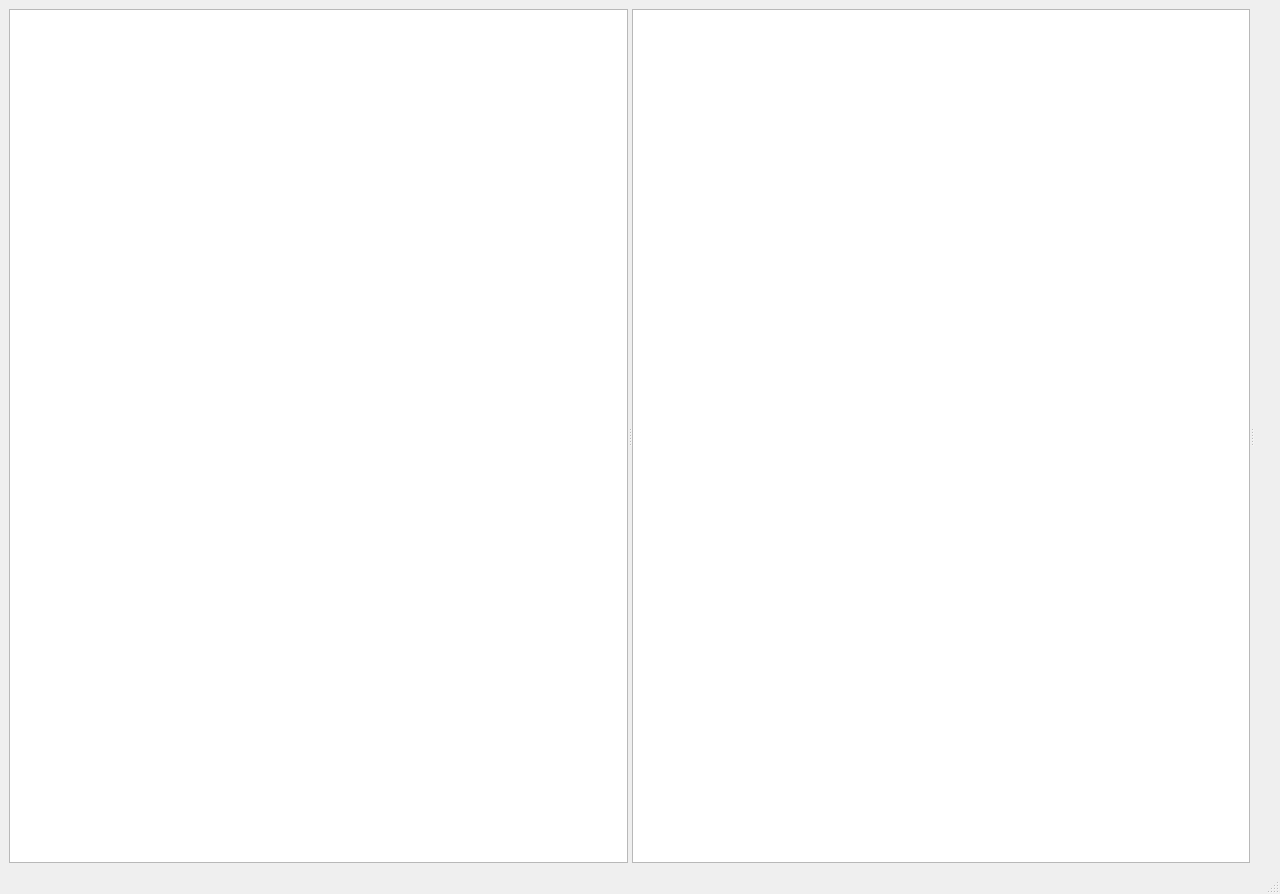
Above: cmainwindow.ui from birkeh/exportDigikam before the change. Below: the same form after it.
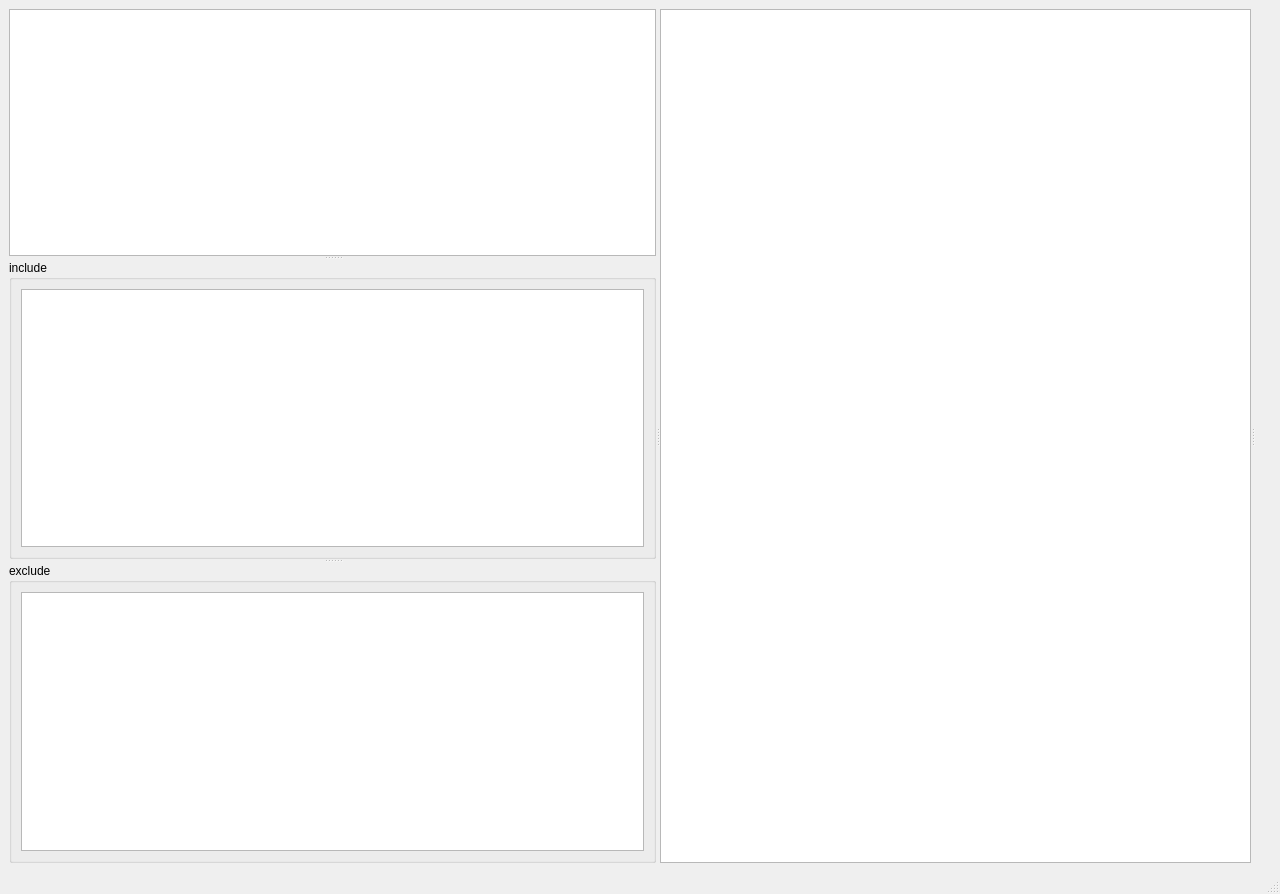
That is the form after the change.

```diff
--- a/cmainwindow.ui
+++ b/cmainwindow.ui
@@ -20,6 +20,10 @@
       <property name="orientation">
        <enum>Qt::Horizontal</enum>
       </property>
+      <widget class="QSplitter" name="m_splitter1">
+       <property name="orientation">
+        <enum>Qt::Vertical</enum>
+       </property>
       <widget class="QTreeView" name="m_folderView">
        <property name="editTriggers">
         <set>QAbstractItemView::NoEditTriggers</set>
@@ -30,6 +34,47 @@
        <property name="headerHidden">
         <bool>true</bool>
        </property>
+       </widget>
+       <widget class="QGroupBox" name="m_includeGroup">
+        <property name="title">
+         <string>include</string>
+        </property>
+        <layout class="QGridLayout" name="gridLayout_2">
+         <item row="0" column="0">
+          <widget class="QTreeView" name="m_includeView">
+           <property name="editTriggers">
+            <set>QAbstractItemView::NoEditTriggers</set>
+           </property>
+           <property name="alternatingRowColors">
+            <bool>true</bool>
+           </property>
+           <property name="headerHidden">
+            <bool>true</bool>
+           </property>
+          </widget>
+         </item>
+        </layout>
+       </widget>
+       <widget class="QGroupBox" name="m_excludeGroup">
+        <property name="title">
+         <string>exclude</string>
+        </property>
+        <layout class="QGridLayout" name="gridLayout_3">
+         <item row="0" column="0">
+          <widget class="QTreeView" name="m_excludeView">
+           <property name="editTriggers">
+            <set>QAbstractItemView::NoEditTriggers</set>
+           </property>
+           <property name="alternatingRowColors">
+            <bool>true</bool>
+           </property>
+           <property name="headerHidden">
+            <bool>true</bool>
+           </property>
+          </widget>
+         </item>
+        </layout>
+       </widget>
       </widget>
       <widget class="QListView" name="m_thumbnailView">
        <property name="editTriggers">
```
Lines whose indentation alone changed are shown as unchanged.
